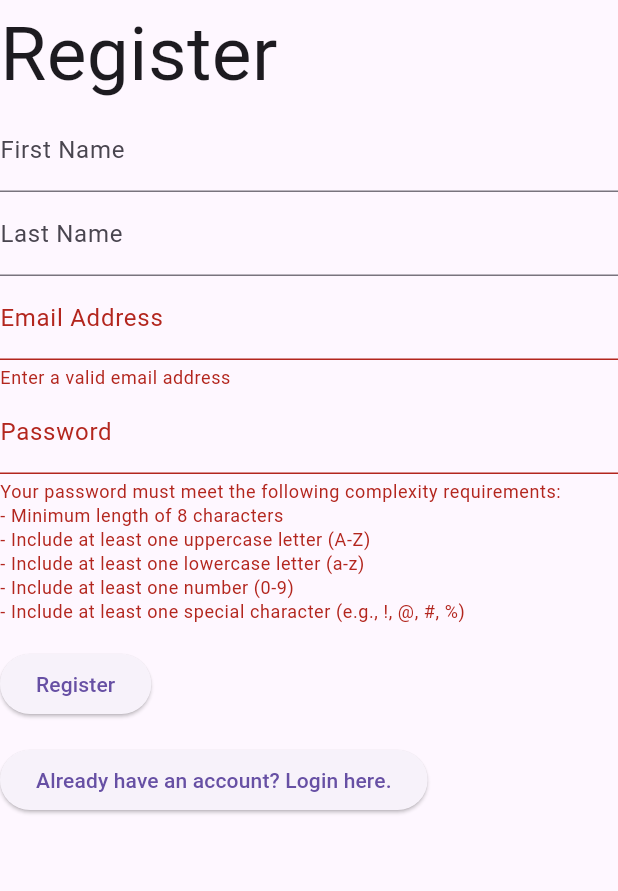
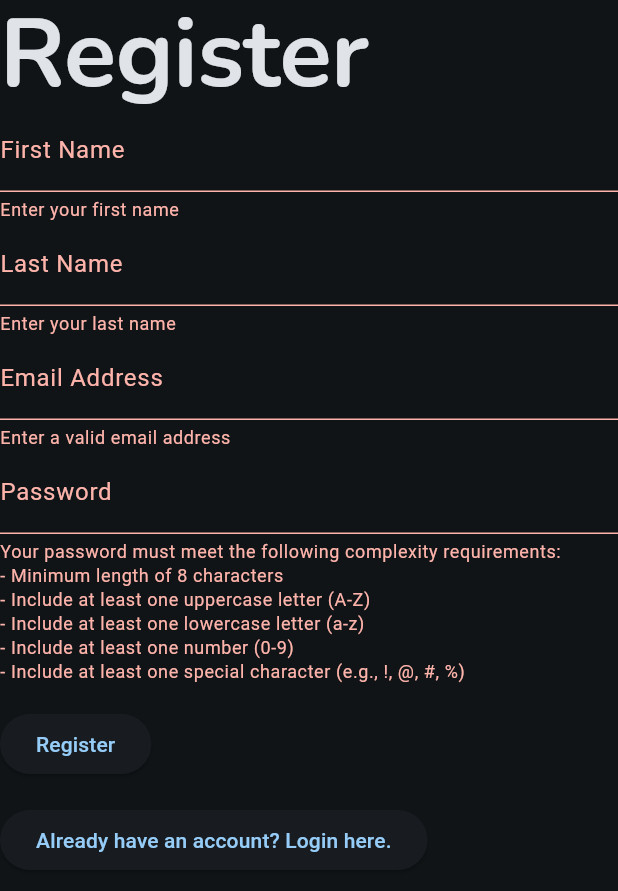
Before and after one commit to sgrebenicek/cojob, a Flutter app: the RegisterForm screen opened directly, after a tap on "Register", on a phone screen of 412 x 824 dp. Shown: the top 891 px of the screen. Run offline on Flutter 3.47's test engine with Material 3 defaults, Android fonts, the phone set to English and light mode, and no system bars; our stand-ins replace google_fonts, sqflite; accounts and stored records are empty.

Commit message:
feat: themes & text styles

```diff
--- a/lib/app.dart
+++ b/lib/app.dart
@@ -1,5 +1,6 @@
 import 'package:cojob/pages/login_page.dart';
 import 'package:flutter/material.dart';
+import 'package:cojob/variables/themes.dart';
 
 class MainApp extends StatelessWidget {
   const MainApp({super.key});
@@ -7,10 +8,10 @@ class MainApp extends StatelessWidget {
   @override
   Widget build(BuildContext context) {
     const appTitle = 'cojob';
-
-    return const MaterialApp(
+    return MaterialApp(
+      theme: mainTheme,
       title: appTitle,
-      home: Scaffold(
+      home: const Scaffold(
         body: LoginForm(),
       ),
     );
--- a/lib/pages/login_page.dart
+++ b/lib/pages/login_page.dart
@@ -1,4 +1,5 @@
 import 'package:cojob/pages/register_page.dart';
+import 'package:cojob/variables/text_sizes.dart';
 import 'package:flutter/material.dart';
 import 'package:cojob/validators/email_validator.dart';
 
@@ -22,6 +23,7 @@ class LoginFormState extends State<LoginForm> {
         child: Column(
           crossAxisAlignment: CrossAxisAlignment.start,
           children: <Widget>[
+            const LargeHeader(text: 'Login'),
             //Email Address
             TextFormField(
               decoration: const InputDecoration(labelText: ('Email Address')),
@@ -47,8 +49,10 @@ class LoginFormState extends State<LoginForm> {
               child: ElevatedButton(
                 onPressed: () {
                   if (_loginFormKey.currentState!.validate()) {
-                    ScaffoldMessenger.of(context).showSnackBar(
-                      const SnackBar(content: Text('Processing Data')),
+                    Navigator.push(
+                      context,
+                      MaterialPageRoute(
+                          builder: (context) => const RegisterForm()),
                     );
                   }
                 },
--- a/lib/pages/register_page.dart
+++ b/lib/pages/register_page.dart
@@ -2,6 +2,7 @@ import 'package:cojob/pages/login_page.dart';
 import 'package:cojob/validators/password_validator.dart';
 import 'package:flutter/material.dart';
 import 'package:cojob/validators/email_validator.dart';
+import 'package:cojob/variables/text_sizes.dart';
 
 class RegisterForm extends StatefulWidget {
   const RegisterForm({super.key});
@@ -23,17 +24,26 @@ class RegisterFormState extends State<RegisterForm> {
         child: Column(
           crossAxisAlignment: CrossAxisAlignment.start,
           children: <Widget>[
-            const Text(
-              'Register',
-              style: TextStyle(fontSize: 50),
-            ),
+            const LargeHeader(text: 'Register'),
             //First Name
             TextFormField(
               decoration: const InputDecoration(labelText: 'First Name'),
+              validator: (value) {
+                if (value == null || value.isEmpty) {
+                  return 'Enter your first name';
+                }
+                return null;
+              },
             ),
             //Last Name
             TextFormField(
               decoration: const InputDecoration(labelText: 'Last Name'),
+              validator: (value) {
+                if (value == null || value.isEmpty) {
+                  return 'Enter your last name';
+                }
+                return null;
+              },
             ),
             //Email Address
             TextFormField(
@@ -61,8 +71,10 @@ class RegisterFormState extends State<RegisterForm> {
               child: ElevatedButton(
                 onPressed: () {
                   if (_registerFormKey.currentState!.validate()) {
-                    ScaffoldMessenger.of(context).showSnackBar(
-                      const SnackBar(content: Text('Processing Data')),
+                    Navigator.push(
+                      context,
+                      MaterialPageRoute(
+                          builder: (context) => const LoginForm()),
                     );
                   }
                 },
--- /dev/null
+++ b/lib/variables/text_sizes.dart
@@ -0,0 +1,15 @@
+import 'package:flutter/material.dart';
+
+class LargeHeader extends StatelessWidget {
+  final String text;
+  const LargeHeader({super.key, required this.text});
+
+  @override
+  Widget build(BuildContext context) {
+    final TextStyle? textStyle = Theme.of(context).textTheme.displayLarge;
+    return Text(
+      text,
+      style: textStyle,
+    );
+  }
+}
--- /dev/null
+++ b/lib/variables/themes.dart
@@ -0,0 +1,25 @@
+import 'package:flutter/material.dart';
+import 'package:google_fonts/google_fonts.dart';
+
+final ThemeData mainTheme = ThemeData(
+  useMaterial3: true,
+  colorScheme: ColorScheme.fromSeed(
+    seedColor: Colors.lightBlue,
+    brightness: Brightness.dark,
+  ),
+  textTheme: TextTheme(
+    displayLarge: GoogleFonts.nunito(
+      fontSize: 64,
+      fontWeight: FontWeight.bold,
+    ),
+    titleLarge: GoogleFonts.nunito(
+      fontSize: 32,
+    ),
+    bodyMedium: GoogleFonts.nunito(
+      fontSize: 16,
+    ),
+    displaySmall: GoogleFonts.nunito(
+      fontSize: 12,
+    ),
+  ),
+);
```
